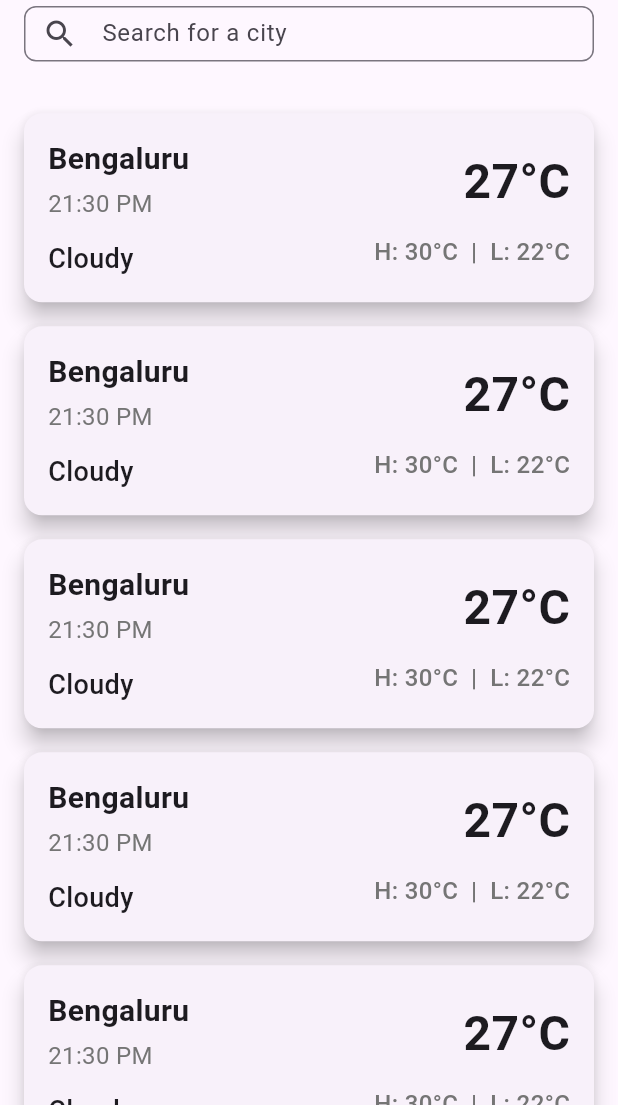
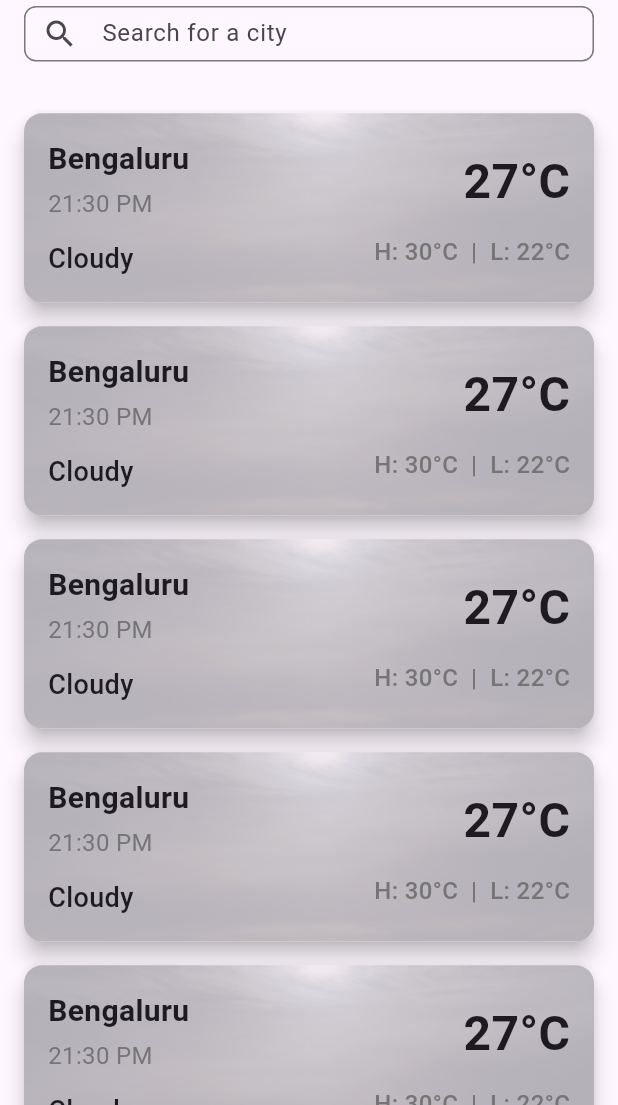
Before and after one commit to abhisek-jena-8301/flutter_weather_app, a Flutter app: the screen it shows after launch, on a phone screen of 412 x 824 dp, the part 131-1236 px from its top. Run offline on Flutter 3.47's test engine with Material 3 defaults, Android fonts, the phone set to English and light mode, and no system bars; our stand-ins replace flutter_hooks, flutter_svg, freezed_annotation, go_router, hooks_riverpod.

```diff
--- a/lib/main.dart
+++ b/lib/main.dart
@@ -17,6 +17,7 @@ class MyApp extends StatelessWidget {
       theme: ThemeData(
         colorScheme: ColorScheme.fromSeed(seedColor: Colors.deepPurple),
       ),
+      debugShowCheckedModeBanner: false,
 
       // home: const MyHomePage(title: 'Flutter Demo Home Page'),
     );
--- a/lib/screens/weather_screen.dart
+++ b/lib/screens/weather_screen.dart
@@ -143,6 +143,7 @@ class WeatherList extends StatelessWidget {
           temperature: "27°C",
           highTemp: "30°C",
           lowTemp: "22°C",
+          condition: 5,
         ),
         childCount: 8,
       ),
--- a/lib/widgets/card_widget.dart
+++ b/lib/widgets/card_widget.dart
@@ -1,4 +1,14 @@
 import 'package:flutter/material.dart';
+
+class ConditionBackground {
+  static const Map<int, String> conditionBackground = {
+    1: 'assets/images/rain.jpg', // For condition 1, we use a rainy background.
+    2: 'assets/images/sunny.jpg', // For condition 2, we use a sunny background.
+    3: 'assets/images/night.jpg', // For condition 3, we use a windy background.
+    4: 'assets/images/cloudy_day.jpg', // For condition 4, we use a cloudy background.
+    5: 'assets/images/cloudy_night.jpg', // For condition 5, we use a stormy background.
+  };
+}
 
 class LocationCardWidget extends StatelessWidget {
   final String location;
@@ -7,6 +17,7 @@ class LocationCardWidget extends StatelessWidget {
   final String temperature;
   final String highTemp;
   final String lowTemp;
+  final int condition; // Add condition parameter here
 
   const LocationCardWidget({
     super.key,
@@ -16,7 +27,14 @@ class LocationCardWidget extends StatelessWidget {
     required this.temperature,
     required this.highTemp,
     required this.lowTemp,
+    required this.condition, // Pass condition as an argument
   });
+
+  // Method to get the background image based on condition
+  String _getBackgroundImage() {
+    return ConditionBackground.conditionBackground[condition] ??
+        'assets/images/sunny.jpg';
+  }
 
   @override
   Widget build(BuildContext context) {
@@ -24,6 +42,16 @@ class LocationCardWidget extends StatelessWidget {
       elevation: 6, // Provides shadow effect
       shape: RoundedRectangleBorder(borderRadius: BorderRadius.circular(12)),
       margin: EdgeInsets.symmetric(horizontal: 16, vertical: 8),
+      child: ClipRRect(
+        borderRadius: BorderRadius.circular(12),
+        child: Container(
+          decoration: BoxDecoration(
+            image: DecorationImage(
+              image: AssetImage(_getBackgroundImage()), // Use the method here
+              fit: BoxFit.cover,
+              opacity: 0.3, // Make the background a bit faded
+            ),
+          ),
           child: Padding(
             padding: EdgeInsets.all(16),
             child: Row(
@@ -35,7 +63,10 @@ class LocationCardWidget extends StatelessWidget {
                   children: [
                     Text(
                       location,
-                  style: TextStyle(fontSize: 20, fontWeight: FontWeight.bold),
+                      style: TextStyle(
+                        fontSize: 20,
+                        fontWeight: FontWeight.bold,
+                      ),
                     ),
                     SizedBox(height: 4),
                     Text(
@@ -45,7 +76,10 @@ class LocationCardWidget extends StatelessWidget {
                     SizedBox(height: 12),
                     Text(
                       weatherStatus,
-                  style: TextStyle(fontSize: 18, fontWeight: FontWeight.w500),
+                      style: TextStyle(
+                        fontSize: 18,
+                        fontWeight: FontWeight.w500,
+                      ),
                     ),
                   ],
                 ),
@@ -55,7 +89,10 @@ class LocationCardWidget extends StatelessWidget {
                   children: [
                     Text(
                       temperature,
-                  style: TextStyle(fontSize: 32, fontWeight: FontWeight.bold),
+                      style: TextStyle(
+                        fontSize: 32,
+                        fontWeight: FontWeight.bold,
+                      ),
                     ),
                     SizedBox(height: 12),
                     Text(
@@ -71,6 +108,8 @@ class LocationCardWidget extends StatelessWidget {
               ],
             ),
           ),
+        ),
+      ),
     );
   }
 }
```
Also changed, not shown: lib/models/weather_model.dart (added, +64 -0 lines), pubspec.yaml (+6 -2 lines), assets/json/dummy_data.json (renamed from lib/json/dummy_data.json), lib/models/weather_model.freezed.dart (added), lib/models/weather_model.g.dart (added), pubspec.lock, 2 other files. Lines whose indentation alone changed are shown as unchanged.
